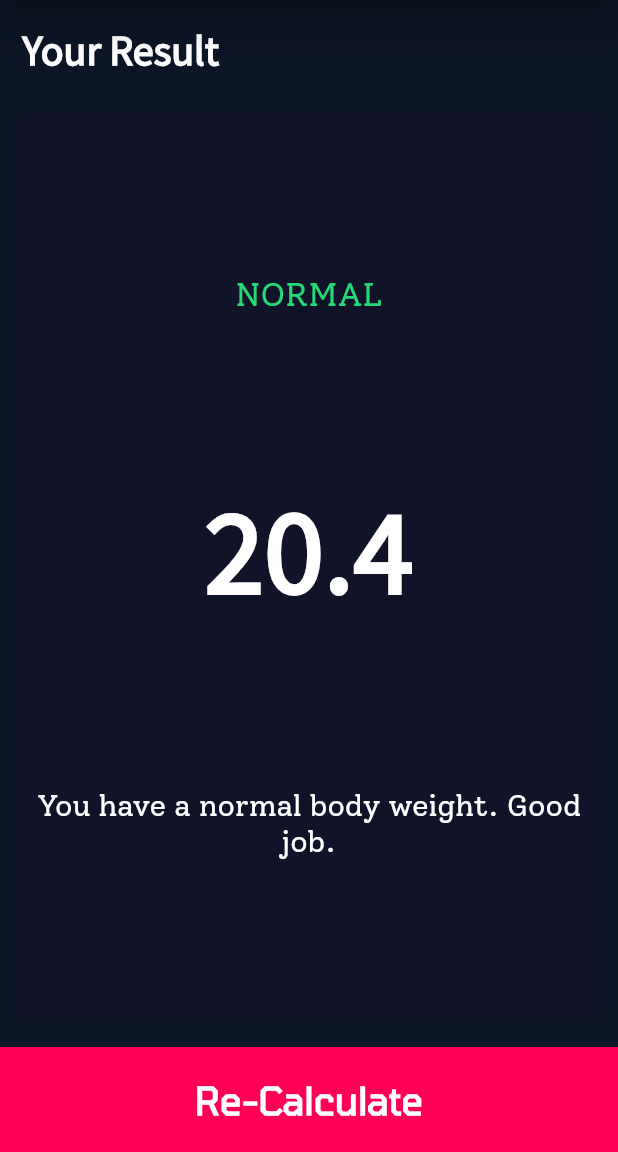
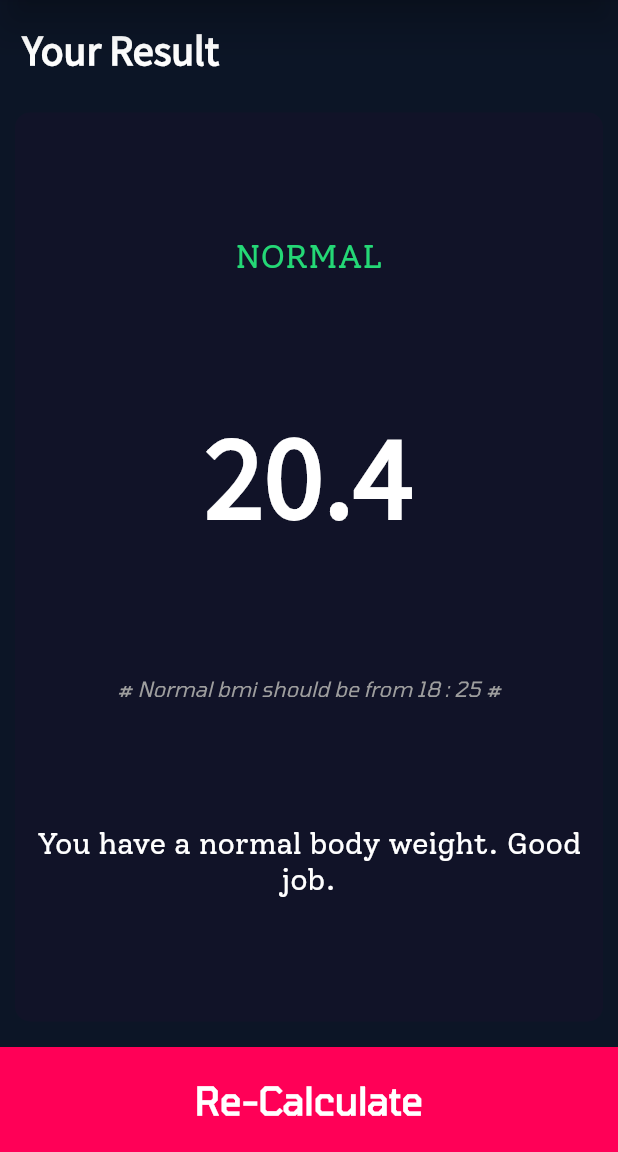
Before and after one commit to grayHatEnigma/BMI-Calculator, a Flutter app: the screen it shows after launch, after a tap on "Calculate Your BMI", on a phone screen of 412 x 824 dp, the part 84-1236 px from its top. Run offline on Flutter 3.47's test engine with Material 2 defaults, Android fonts, the phone set to English and light mode, and no system bars; our stand-ins replace font_awesome_flutter.

```diff
--- a/lib/main/constants.dart
+++ b/lib/main/constants.dart
@@ -7,7 +7,7 @@ Colors
  */
 const Color kBackgroundColor = Color(0xFF0C1526);
 const Color kAccentColor = Colors.pink;
-const Color kActiveCardColor = Color(0xFF161B2B); //#
+const Color kActiveCardColor = Color(0xFF161B2B);
 const Color kInactiveCardColor = Color(0xFF111328);
 const Color kBottomContainerColor = Color(0xFFFF0057);
 const Color kIconButtonColor = Color(0xFF202539);
--- a/lib/pages/result_page.dart
+++ b/lib/pages/result_page.dart
@@ -45,6 +45,13 @@ class ResultPage extends StatelessWidget {
                     style: kNumberTextStyle.copyWith(fontSize: 80),
                   ),
                   Text(
+                    '# Normal bmi should be from 18 : 25 #',
+                    style: TextStyle(
+                        fontStyle: FontStyle.italic,
+                        color: Colors.grey,
+                        fontFamily: 'Tomorrow'),
+                  ),
+                  Text(
                     msg,
                     style: kLabelTextStyle.copyWith(fontSize: 20),
                     textAlign: TextAlign.center,
```
Also changed, not shown: 5 other files.
